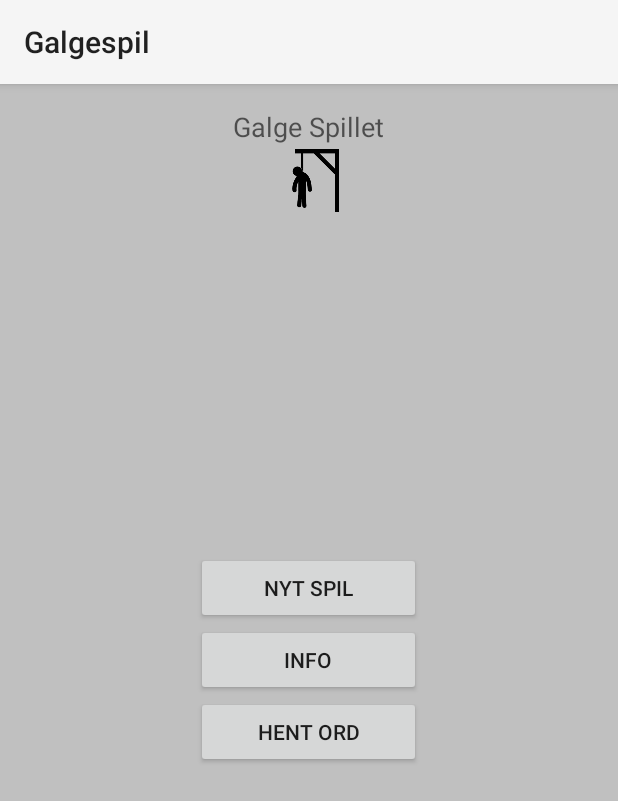
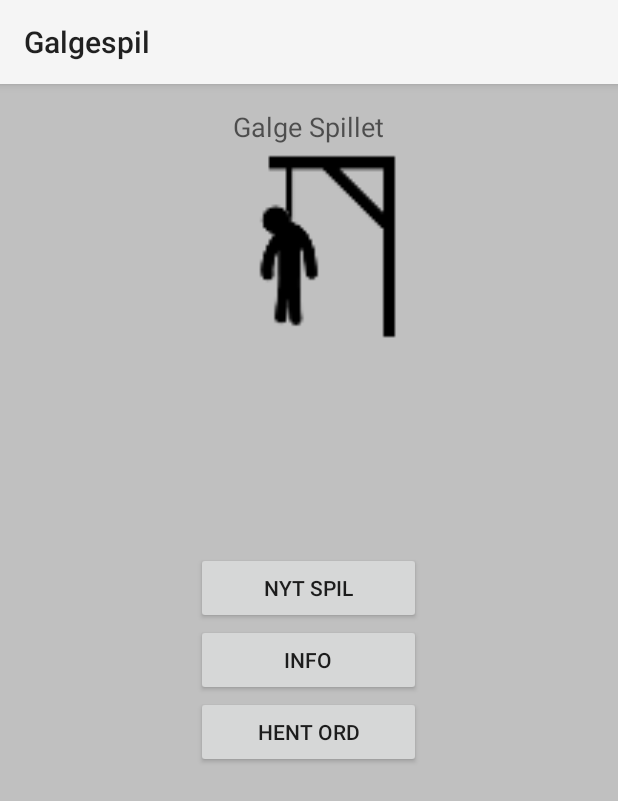
Before and after one commit to cookiesoldier/Lektions, an Android app: the screen it shows after launch (Activity_Main), on a phone screen of 412 x 824 dp. Shown: the top 801 px of the screen. Run offline under Robolectric (Android 15) with nearby library versions, the phone set to English and light mode, and no system bars.

Commit message:
Forhinder skærm i at rotere. og gøre så billedet i frag_menu tager højde for skærmen størrelsen.

```diff
--- a/app/src/main/AndroidManifest.xml
+++ b/app/src/main/AndroidManifest.xml
@@ -13,7 +13,8 @@
 
         <activity
             android:name=".ui.Activity_Main"
-            android:label="g32 Galgeleg">
+            android:label="g32 Galgeleg"
+            android:screenOrientation="portrait">
             <intent-filter>
                 <action android:name="android.intent.action.MAIN" />
 
--- a/app/src/main/java/com/example/martinvieth/lektions/ui/Frag_menu.java
+++ b/app/src/main/java/com/example/martinvieth/lektions/ui/Frag_menu.java
@@ -1,11 +1,17 @@
 package com.example.martinvieth.lektions.ui;
 
+import android.graphics.Point;
+import android.media.Image;
 import android.os.Bundle;
 import android.app.Fragment;
+import android.util.DisplayMetrics;
+import android.util.Log;
+import android.view.Display;
 import android.view.LayoutInflater;
 import android.view.View;
 import android.view.ViewGroup;
 import android.widget.Button;
+import android.widget.ImageView;
 
 import com.example.martinvieth.lektions.R;
 
@@ -13,12 +19,27 @@ import com.example.martinvieth.lektions.R;
 public class Frag_menu extends Fragment implements View.OnClickListener {
 
     Button btnNewGame, btnInfo, btnWords;
+    ImageView menuIV;
+
 
     public View onCreateView(LayoutInflater i, ViewGroup container, Bundle savedInstanceState) {
         View rod = i.inflate(R.layout.frag_menu, container, false);
 
+        Display display = getActivity().getWindowManager().getDefaultDisplay();
+        Point size = new Point();
+        display.getSize(size);
+        int width = size.x;
+        int height = size.y;
+
+
+
         btnNewGame = (Button) rod.findViewById(R.id.btnNewGame);
         btnNewGame.setText("Nyt spil");
+
+        menuIV = (ImageView) rod.findViewById(R.id.imageView);
+        menuIV.setMinimumWidth(width/3);
+        menuIV.setMinimumHeight(width/3);
+        menuIV.setImageResource(R.mipmap.ic_launcher);
 
         btnWords = (Button) rod.findViewById(R.id.btnWords);
         btnWords.setText("Hent ord");
--- a/app/src/main/res/layout/frag_menu.xml
+++ b/app/src/main/res/layout/frag_menu.xml
@@ -18,7 +18,6 @@
         android:layout_width="wrap_content"
         android:layout_height="wrap_content"
         android:id="@+id/imageView"
-        android:src="@mipmap/ic_launcher"
         android:layout_below="@+id/Overskrift"
         android:layout_centerHorizontal="true" />
 
```
